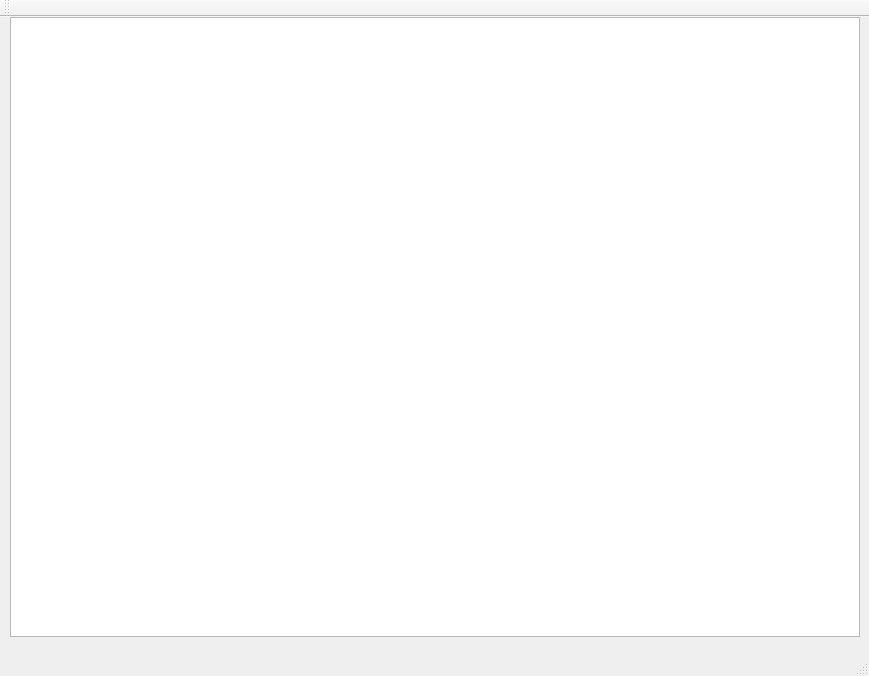
Old version of the form mainwindow.ui in the repository pierok/StarWarsTD.
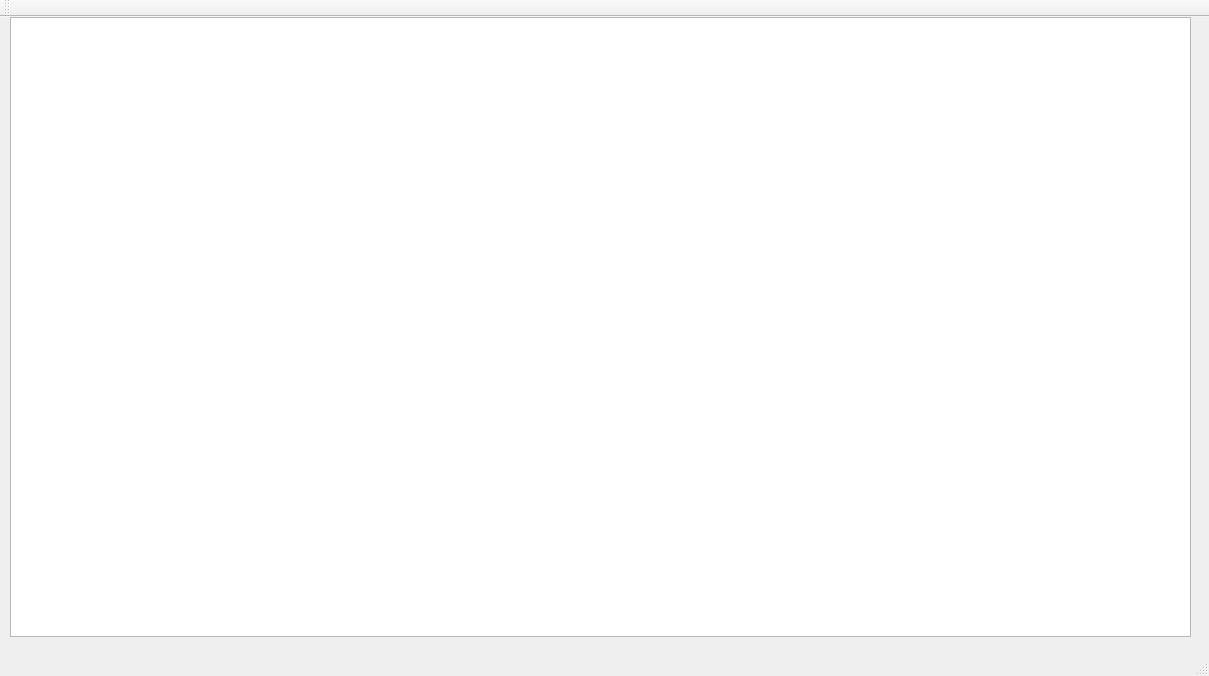
New version of the form.

What changed in the file:
```diff
--- a/mainwindow.ui
+++ b/mainwindow.ui
@@ -6,7 +6,7 @@
    <rect>
     <x>0</x>
     <y>0</y>
-    <width>869</width>
+    <width>1209</width>
     <height>676</height>
    </rect>
   </property>
@@ -19,7 +19,7 @@
      <rect>
       <x>10</x>
       <y>0</y>
-      <width>850</width>
+      <width>1181</width>
       <height>620</height>
      </rect>
     </property>
```
Left out of the diff: 2 changed lines with no effect on the pictures.
